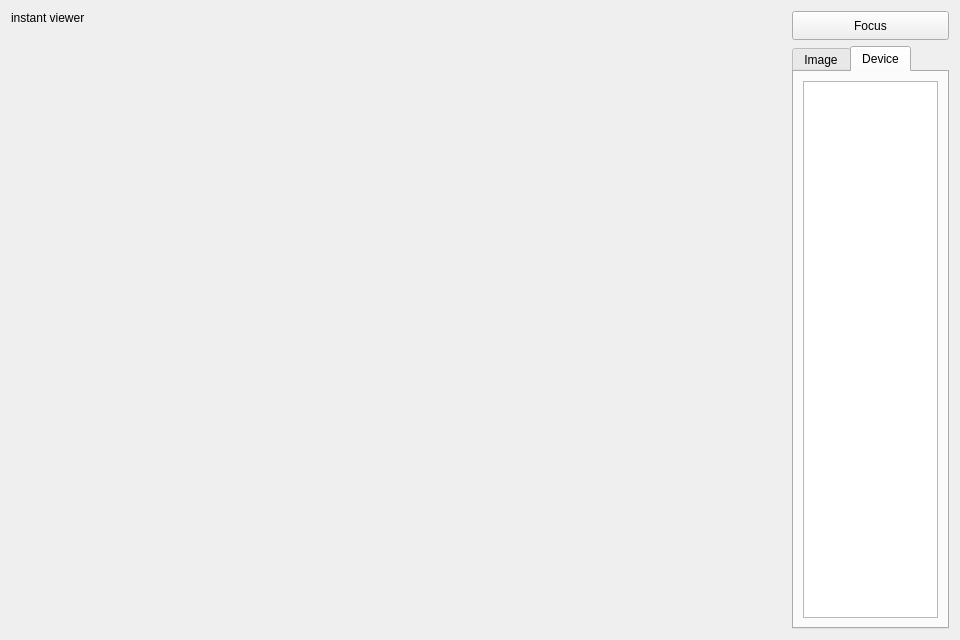
xuguodong1999/COCR, file app/ui/camera_widget.ui: the form before one commit.
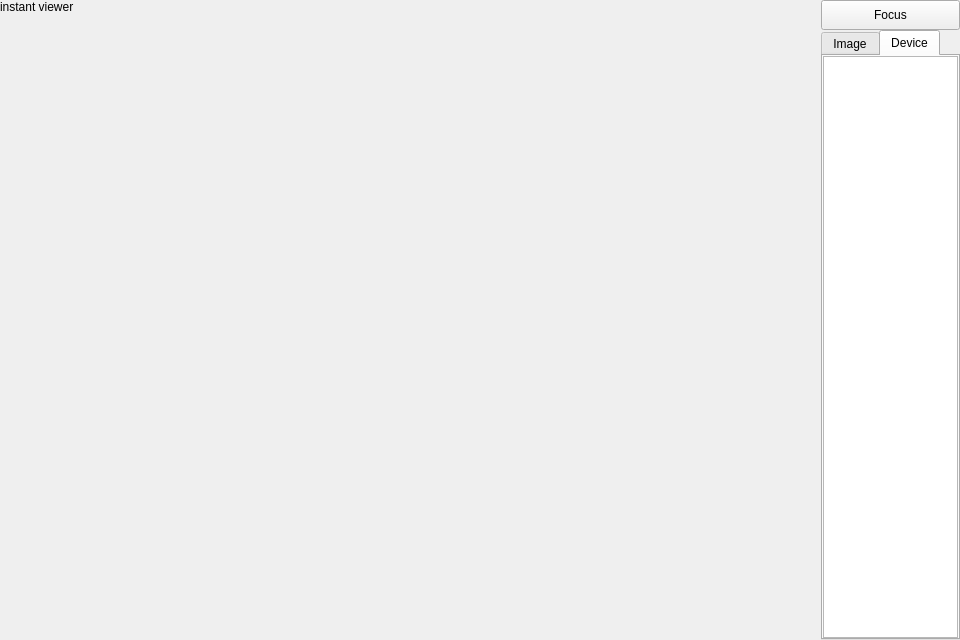
The form after the commit. The open tabs and pages were chosen to show the change. Icons and pictures are not drawn. Custom widgets are drawn as their Qt base class.

Patch:
```diff
--- a/app/ui/camera_widget.ui
+++ b/app/ui/camera_widget.ui
@@ -14,8 +14,26 @@
             <string>Camera Viewer</string>
         </property>
         <layout class="QHBoxLayout" name="horizontalLayout" stretch="9,1">
+   <property name="spacing">
+    <number>0</number>
+   </property>
+   <property name="leftMargin">
+    <number>0</number>
+   </property>
+   <property name="topMargin">
+    <number>0</number>
+   </property>
+   <property name="rightMargin">
+    <number>0</number>
+   </property>
+   <property name="bottomMargin">
+    <number>0</number>
+   </property>
             <item>
                 <layout class="QVBoxLayout" name="view_layout">
+     <property name="spacing">
+      <number>0</number>
+     </property>
                     <item>
                         <widget class="QLabel" name="camera_label">
                             <property name="text">
@@ -99,7 +117,7 @@
                                 <number>0</number>
                             </property>
                             <property name="currentIndex">
-                                <number>0</number>
+        <number>1</number>
                             </property>
                             <widget class="QWidget" name="viewfinder_page">
                                 <layout class="QGridLayout" name="gridLayout_5">
@@ -174,6 +192,21 @@
             </item>
             <item>
                 <layout class="QVBoxLayout" name="ctrl_layout" stretch="1,20">
+     <property name="spacing">
+      <number>0</number>
+     </property>
+     <property name="leftMargin">
+      <number>0</number>
+     </property>
+     <property name="topMargin">
+      <number>0</number>
+     </property>
+     <property name="rightMargin">
+      <number>0</number>
+     </property>
+     <property name="bottomMargin">
+      <number>0</number>
+     </property>
                     <item>
                         <widget class="QPushButton" name="lock_btn">
                             <property name="sizePolicy">
@@ -190,13 +223,28 @@
                     <item>
                         <widget class="QTabWidget" name="ctrl_tab_widget">
                             <property name="currentIndex">
-                                <number>0</number>
+        <number>1</number>
                             </property>
                             <widget class="QWidget" name="tab_image">
                                 <attribute name="title">
                                     <string>Image</string>
                                 </attribute>
                                 <layout class="QGridLayout" name="gridLayout">
+         <property name="leftMargin">
+          <number>0</number>
+         </property>
+         <property name="topMargin">
+          <number>0</number>
+         </property>
+         <property name="rightMargin">
+          <number>0</number>
+         </property>
+         <property name="bottomMargin">
+          <number>0</number>
+         </property>
+         <property name="spacing">
+          <number>0</number>
+         </property>
                                     <item row="0" column="0">
                                         <widget class="QPushButton" name="shot_btn">
                                             <property name="enabled">
@@ -213,8 +261,7 @@
                                             </property>
                                             <property name="icon">
                                                 <iconset resource="../../resources/app.qrc">
-                                                    <normaloff>:/img/shutter.svg</normaloff>:/img/shutter.svg
-                                                </iconset>
+             <normaloff>:/img/shutter.svg</normaloff>:/img/shutter.svg</iconset>
                                             </property>
                                         </widget>
                                     </item>
@@ -270,6 +317,21 @@
                                     <string>Device</string>
                                 </attribute>
                                 <layout class="QVBoxLayout" name="verticalLayout">
+         <property name="spacing">
+          <number>0</number>
+         </property>
+         <property name="leftMargin">
+          <number>0</number>
+         </property>
+         <property name="topMargin">
+          <number>0</number>
+         </property>
+         <property name="rightMargin">
+          <number>0</number>
+         </property>
+         <property name="bottomMargin">
+          <number>0</number>
+         </property>
                                     <item>
                                         <widget class="QListWidget" name="device_list">
                                             <property name="sizePolicy">
```
Lines whose indentation alone changed are shown as unchanged.
